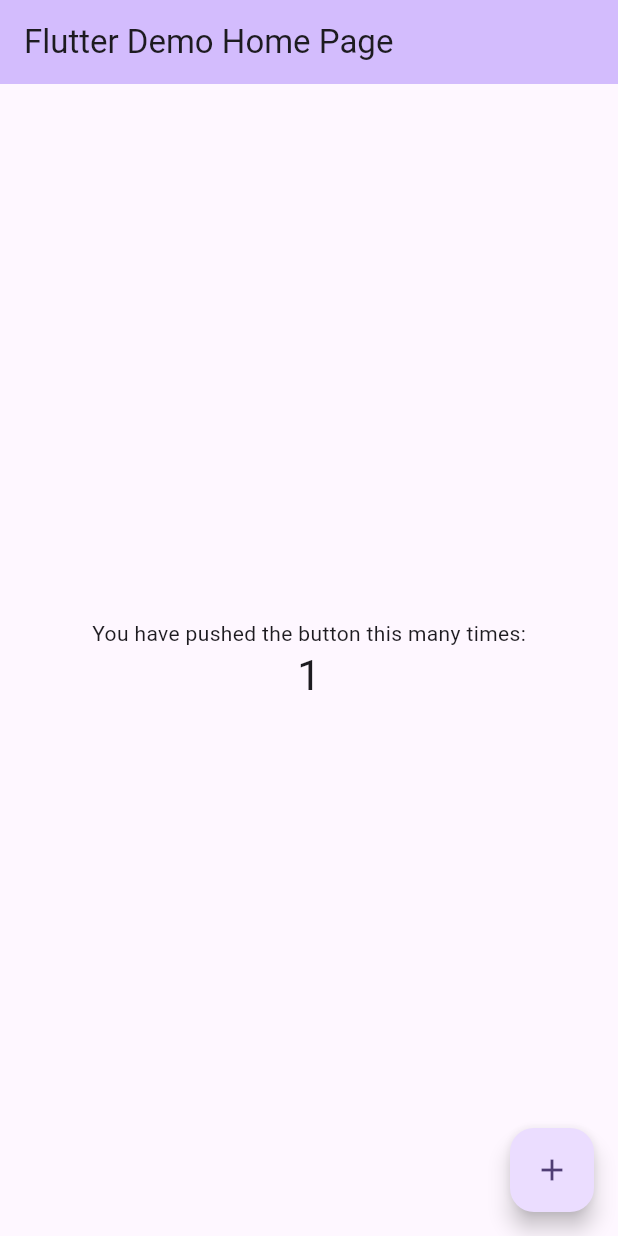
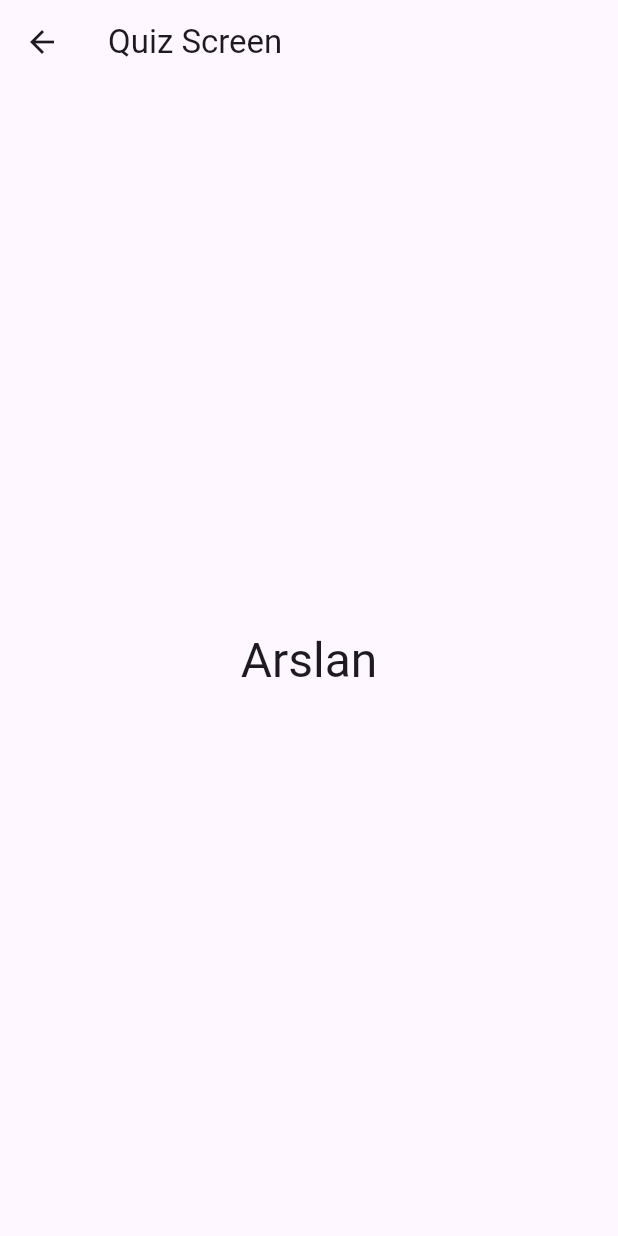
Before and after one commit to ArslanYousaf12/riverpod_counter_app, a Flutter app: the screen it shows after launch, after a tap on the "add" icon, on a phone screen of 412 x 824 dp. Run offline on Flutter 3.47's test engine with Material 3 defaults, Android fonts, the phone set to English and light mode, and no system bars; our stand-ins replace flutter_riverpod.

Commit message:
added second screen

```diff
--- a/lib/main.dart
+++ b/lib/main.dart
@@ -1,5 +1,7 @@
 import 'package:flutter/material.dart';
 import 'package:flutter_riverpod/flutter_riverpod.dart';
+import 'package:riverpod_app/providers.dart';
+import 'package:riverpod_app/quiz_screen.dart';
 
 void main() {
   runApp(const ProviderScope(child: MyApp()));
@@ -22,16 +24,16 @@ class MyApp extends StatelessWidget {
   }
 }
 
-class MyHomePage extends StatefulWidget {
+class MyHomePage extends ConsumerStatefulWidget {
   const MyHomePage({super.key, required this.title});
 
   final String title;
 
   @override
-  State<MyHomePage> createState() => _MyHomePageState();
+  ConsumerState<MyHomePage> createState() => _MyHomePageState();
 }
 
-class _MyHomePageState extends State<MyHomePage> {
+class _MyHomePageState extends ConsumerState<MyHomePage> {
   int _counter = 0;
 
   void _incrementCounter() {
@@ -41,7 +43,11 @@ class _MyHomePageState extends State<MyHomePage> {
   }
 
   @override
-  Widget build(BuildContext context) {
+  Widget build(
+    BuildContext context,
+  ) {
+    int countervalue = ref.watch(counterProvider);
+    String name = ref.watch(nameProvider);
     return Scaffold(
       appBar: AppBar(
         backgroundColor: Theme.of(context).colorScheme.inversePrimary,
@@ -51,18 +57,23 @@ class _MyHomePageState extends State<MyHomePage> {
         child: Column(
           mainAxisAlignment: MainAxisAlignment.center,
           children: <Widget>[
-            const Text(
-              'You have pushed the button this many times:',
+            Text(
+              name,
             ),
             Text(
-              '$_counter',
+              '$countervalue',
               style: Theme.of(context).textTheme.headlineMedium,
             ),
           ],
         ),
       ),
       floatingActionButton: FloatingActionButton(
-        onPressed: _incrementCounter,
+        onPressed: () {
+          Navigator.push(
+            context,
+            MaterialPageRoute(builder: (context) => QuizScreen()),
+          );
+        },
         tooltip: 'Increment',
         child: const Icon(Icons.add),
       ), // This trailing comma makes auto-formatting nicer for build methods.
--- /dev/null
+++ b/lib/providers.dart
@@ -0,0 +1,10 @@
+import 'package:flutter_riverpod/flutter_riverpod.dart';
+
+final counterProvider = Provider<int>((ref) {
+  int counter = 14;
+  return counter;
+});
+
+final nameProvider = Provider<String>((ref) {
+  return 'Arslan';
+});
--- /dev/null
+++ b/lib/quiz_screen.dart
@@ -0,0 +1,28 @@
+import 'package:flutter/material.dart';
+import 'package:flutter_riverpod/flutter_riverpod.dart';
+import 'package:riverpod_app/providers.dart';
+
+class QuizScreen extends ConsumerWidget {
+  const QuizScreen({super.key});
+
+  @override
+  Widget build(BuildContext context, WidgetRef ref) {
+    String name = ref.watch(nameProvider);
+    return Scaffold(
+      appBar: AppBar(
+        title: Text('Quiz Screen'),
+      ),
+      body: Center(
+        child: Column(
+          mainAxisAlignment: MainAxisAlignment.center,
+          children: <Widget>[
+            Text(
+              name,
+              style: Theme.of(context).textTheme.headlineLarge,
+            ),
+          ],
+        ),
+      ),
+    );
+  }
+}
```
